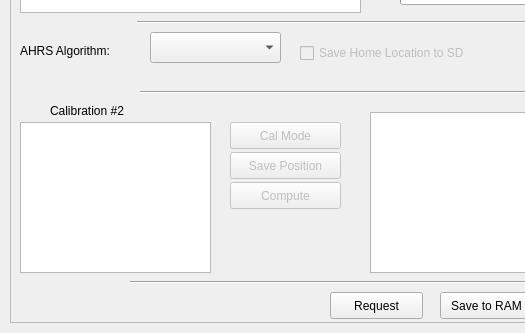
This is ground/src/plugins/config/ahrs.ui in openpilot/OpenPilot as Qt 5 draws it before an edit; both pictures show x 0 to 525 and y 147 to 480 of the 720 by 480 pixel window. The edited form follows.
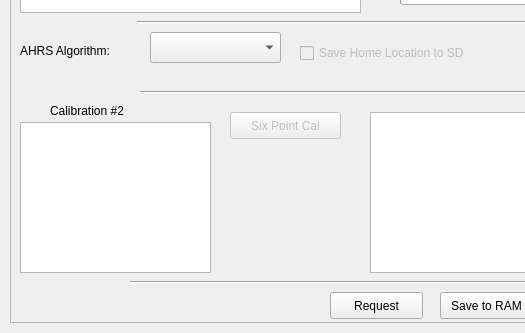
This is the edited form.

Commit message: AHRS: Numerous changes.  Added CPU load monitoring for AHRS as well as some friendly debugging output options.  Also added a new CalibrationMode setting to AHRS (Echo) to speed up sensor calibration.  Cleaned up the 6 point calibration interface to make it more friendly, but I think Edouard will clobber it with something nice and sexy :).

```diff
--- a/ground/src/plugins/config/ahrs.ui
+++ b/ground/src/plugins/config/ahrs.ui
@@ -165,45 +165,13 @@
     <property name="geometry">
      <rect>
       <x>220</x>
-      <y>290</y>
+      <y>250</y>
       <width>111</width>
       <height>27</height>
      </rect>
     </property>
     <property name="text">
-     <string>Save Position</string>
-    </property>
-   </widget>
-   <widget class="QPushButton" name="ahrsComputeScaleBias">
-    <property name="enabled">
-     <bool>false</bool>
-    </property>
-    <property name="geometry">
-     <rect>
-      <x>220</x>
-      <y>320</y>
-      <width>111</width>
-      <height>27</height>
-     </rect>
-    </property>
-    <property name="text">
-     <string>Compute</string>
-    </property>
-   </widget>
-   <widget class="QPushButton" name="ahrsCalibrationMode">
-    <property name="enabled">
-     <bool>false</bool>
-    </property>
-    <property name="geometry">
-     <rect>
-      <x>220</x>
-      <y>260</y>
-      <width>111</width>
-      <height>27</height>
-     </rect>
-    </property>
-    <property name="text">
-     <string>Cal Mode</string>
+     <string>Six Point Cal</string>
     </property>
    </widget>
    <widget class="QTextBrowser" name="textBrowser">
```
The commit also changes 15 other files.
